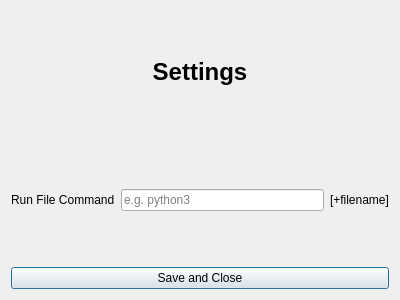
This is SettingsPopup.ui in starswap/MLProgrammingIDE as Qt 5 draws it before an edit. The edited form follows.
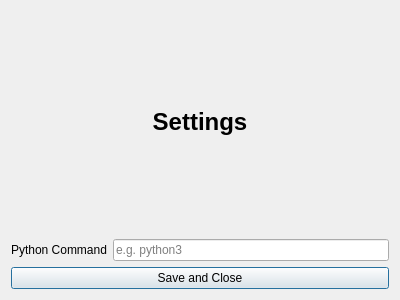
This is the edited form.

Diff of the .ui file:
```diff
--- a/SettingsPopup.ui
+++ b/SettingsPopup.ui
@@ -36,7 +36,7 @@
      <item>
       <widget class="QLabel" name="label_2">
        <property name="text">
-        <string>Run File Command</string>
+        <string>Python Command</string>
        </property>
       </widget>
      </item>
@@ -47,13 +47,6 @@
        </property>
       </widget>
      </item>
-     <item>
-      <widget class="QLabel" name="label_3">
-       <property name="text">
-        <string>[+filename]</string>
-       </property>
-      </widget>
-     </item>
     </layout>
    </item>
    <item>
```
Left out of the diff: 5 changed lines with no effect on the pictures.
